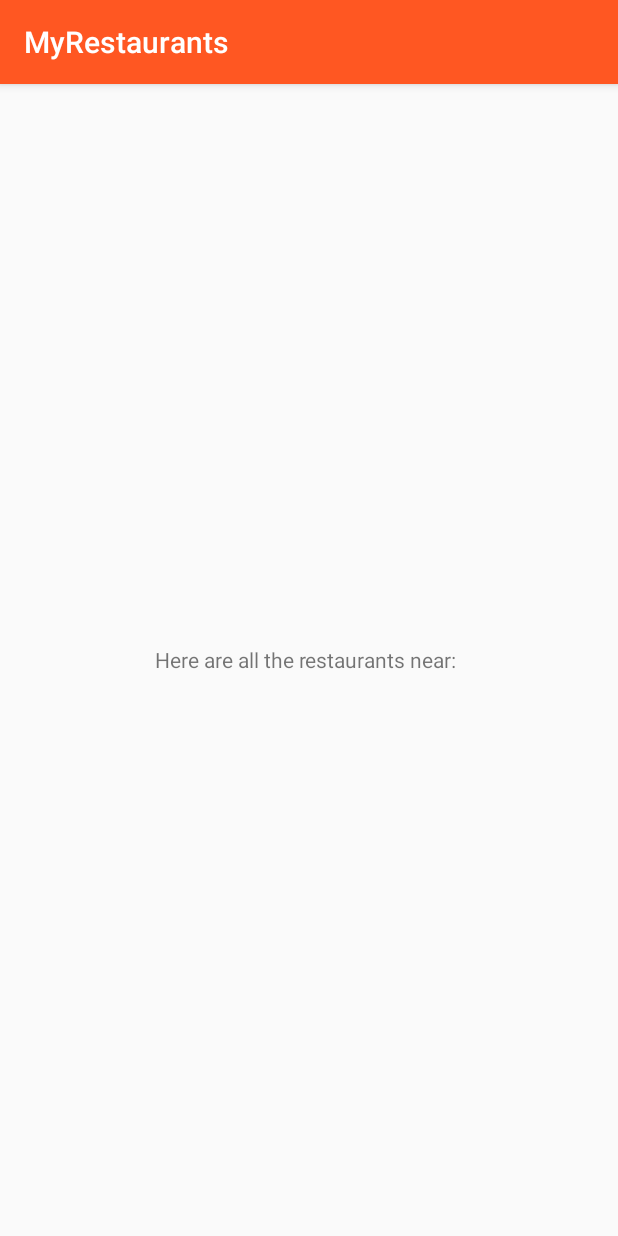
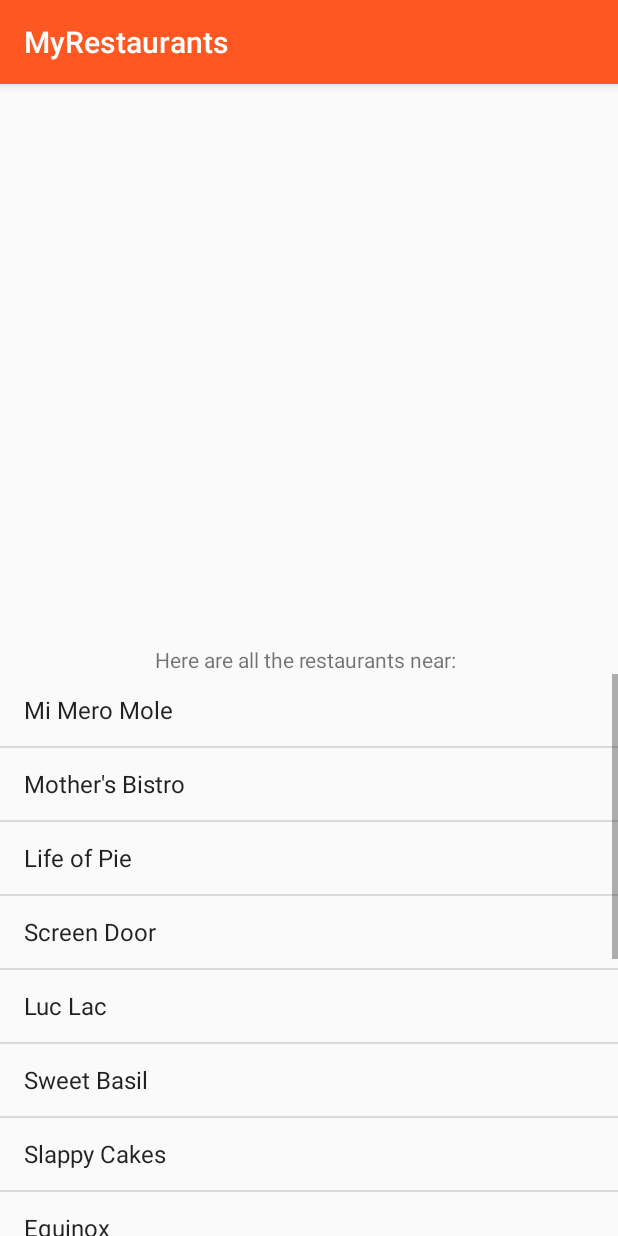
Before and after one commit to mulukadan/MyRestaurants, an Android app: the screen it shows after launch (TryActivity), after a tap on "FIND RESTAURANTS", on a phone screen of 412 x 824 dp. Run offline under Robolectric (Android 15) with nearby library versions, the phone set to English and light mode, and no system bars; our stand-ins replace ButterKnife; Roboto replaces fonts that are not available here.

```diff
--- a/app/build.gradle
+++ b/app/build.gradle
@@ -31,4 +31,7 @@ dependencies {
     testImplementation 'junit:junit:4.12'
     androidTestImplementation 'com.android.support.test:runner:1.0.1'
     androidTestImplementation 'com.android.support.test.espresso:espresso-core:3.0.1'
+//    compile 'com.jakewharton:butterknife:7.0.1'
+    compile 'com.jakewharton:butterknife:8.8.1'
+    annotationProcessor 'com.jakewharton:butterknife-compiler:8.8.1'
 }
--- a/app/src/main/java/com/example/kadan/myrestaurants/MainActivity.java
+++ b/app/src/main/java/com/example/kadan/myrestaurants/MainActivity.java
@@ -2,25 +2,43 @@ package com.example.kadan.myrestaurants;
 
 
 import android.content.Intent;
+import android.graphics.Typeface;
 import android.support.v7.app.AppCompatActivity;
 import android.os.Bundle;
 import android.util.Log;
 import android.view.View;
 import android.widget.Button;
 import android.widget.EditText;
+import android.widget.TextView;
 import android.widget.Toast;
 
+
+import butterknife.BindView;
+import butterknife.ButterKnife;
+
 public class MainActivity extends AppCompatActivity {
-    private Button mFindRestaurantsButton;
-    private EditText mLocationEditText;
+//    private Button mFindRestaurantsButton;
+//    private EditText mLocationEditText;
+//    private TextView mAppNameTextView;
+
+    @BindView(R.id.findRestaurantsButton) Button mFindRestaurantsButton;
+    @BindView(R.id.locationEditText) EditText mLocationEditText;
+    @BindView(R.id.appNameTextView) TextView mAppNameTextView;
+
 
     @Override
     protected void onCreate(Bundle savedInstanceState) {
         super.onCreate(savedInstanceState);
         setContentView(R.layout.activity_main);
 
-        mFindRestaurantsButton = (Button) findViewById(R.id.findRestaurantsButton);
-        mLocationEditText = (EditText) findViewById(R.id.locationEditText);
+//        mAppNameTextView = (TextView) findViewById(R.id.appNameTextView);
+//        mFindRestaurantsButton = (Button) findViewById(R.id.findRestaurantsButton);
+//        mLocationEditText = (EditText) findViewById(R.id.locationEditText);
+        //Using ButterKnife instead of the above
+        ButterKnife.bind(this);
+
+        Typeface ostrichFont = Typeface.createFromAsset(getAssets(), "fonts/Capture_it_2.ttf");
+        mAppNameTextView.setTypeface(ostrichFont);
 
         mFindRestaurantsButton.setOnClickListener(new View.OnClickListener() {
             @Override
--- a/app/src/main/java/com/example/kadan/myrestaurants/TryActivity.java
+++ b/app/src/main/java/com/example/kadan/myrestaurants/TryActivity.java
@@ -3,19 +3,51 @@ package com.example.kadan.myrestaurants;
 import android.content.Intent;
 import android.support.v7.app.AppCompatActivity;
 import android.os.Bundle;
+import android.util.Log;
+import android.view.View;
+import android.widget.AdapterView;
+import android.widget.ArrayAdapter;
+import android.widget.ListView;
 import android.widget.TextView;
+import android.widget.Toast;
+
+
+import butterknife.BindView;
+import butterknife.ButterKnife;
 
 public class TryActivity extends AppCompatActivity {
-    private TextView mLocationTextView;
+    @BindView(R.id.locationTextView) TextView mLocationTextView;
+    @BindView(R.id.listView) ListView mListView;
+
+    private String[] restaurants = new String[] {"Mi Mero Mole", "Mother's Bistro",
+            "Life of Pie", "Screen Door", "Luc Lac", "Sweet Basil",
+            "Slappy Cakes", "Equinox", "Miss Delta's", "Andina",
+            "Lardo", "Portland City Grill", "Fat Head's Brewery",
+            "Chipotle", "Subway"};
+
     @Override
     protected void onCreate(Bundle savedInstanceState) {
         super.onCreate(savedInstanceState);
         setContentView(R.layout.activity_try);
 
-        mLocationTextView = (TextView) findViewById(R.id.locationTextView);
+        ButterKnife.bind(this);
+
+        ArrayAdapter adapter = new ArrayAdapter(this, android.R.layout.simple_list_item_1, restaurants);
+        mListView.setAdapter(adapter);
+
+        mListView.setOnItemClickListener(new AdapterView.OnItemClickListener() {
+            @Override
+            public void onItemClick(AdapterView<?> adapterView, View view, int i, long l) {
+                String restaurant = ((TextView)view).getText().toString();
+                Toast.makeText(TryActivity.this, restaurant, Toast.LENGTH_LONG).show();
+                Log.v("TryActivity", "In the onItemClickListener!");
+                Log.e("TryActivity", "In the onItemClickListener!");
+            }
+        });
 
         Intent intent = getIntent();
         String location = intent.getStringExtra("location");
         mLocationTextView.setText("Here are all the restaurants near: " + location);
+        Log.d("TryActivity", "In the onCreate method!");
     }
 }
--- a/app/src/main/res/layout/activity_main.xml
+++ b/app/src/main/res/layout/activity_main.xml
@@ -21,7 +21,7 @@ android:background="#000000">
         android:layout_centerHorizontal="true"
         android:layout_marginTop="35dp"
         android:text="MyRestaurants"
-        android:textColor="@color/colorTextIcons"
+        android:textColor="@color/colorPrimaryLight"
         android:textSize="40sp"
         android:textStyle="bold" />
 
--- a/app/src/main/res/layout/activity_try.xml
+++ b/app/src/main/res/layout/activity_try.xml
@@ -13,4 +13,12 @@
         android:layout_centerVertical="true"
         android:layout_centerHorizontal="true" />
 
+    <ListView
+        android:layout_width="match_parent"
+        android:layout_height="wrap_content"
+        android:id="@+id/listView"
+        android:layout_below="@+id/locationTextView"
+        android:layout_alignParentRight="true"
+        android:layout_alignParentEnd="true" />
+
 </RelativeLayout>
--- a/app/src/main/res/values/colors.xml
+++ b/app/src/main/res/values/colors.xml
@@ -3,7 +3,7 @@
     <color name="colorPrimary">#FF5722</color>
     <color name="colorPrimaryDark">#E64A19</color>
     <color name="colorPrimaryLight">#FFCCBC</color>
-    <color name="colorTextIcons">#FFFFFF</color>
+    <color name="colorTextIcons">#fcfafa</color>
     <color name="colorAccent">#009688</color>
     <color name="colorPrimaryText">#212121</color>
     <color name="colorSecondaryText">#727272</color>
```
